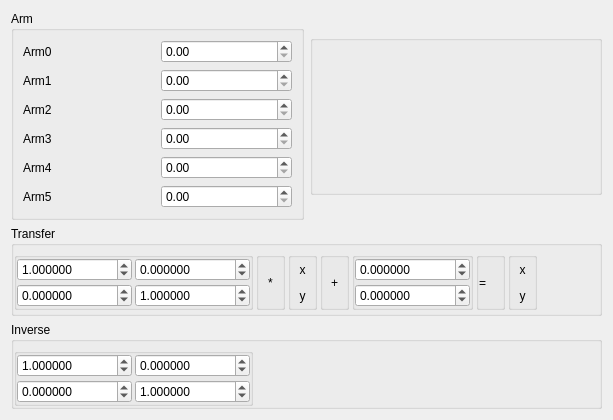
Old version of the form source/wnd/ui/h2config.ui in the repository ww4u/megarobostudio.
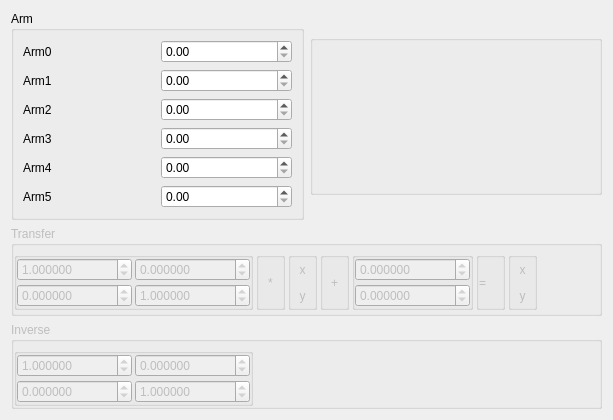
New version of the form. Icons and pictures are not drawn.

The edit to the form file:
```diff
--- a/source/wnd/ui/h2config.ui
+++ b/source/wnd/ui/h2config.ui
@@ -162,6 +162,9 @@
    </item>
    <item row="1" column="0" colspan="2">
     <widget class="QGroupBox" name="gpTransfer">
+     <property name="enabled">
+      <bool>false</bool>
+     </property>
      <property name="title">
       <string>Transfer</string>
      </property>
@@ -521,6 +524,9 @@
    </item>
    <item row="2" column="0" colspan="2">
     <widget class="QGroupBox" name="groupBox_11">
+     <property name="enabled">
+      <bool>false</bool>
+     </property>
      <property name="title">
       <string>Inverse</string>
      </property>
```
Left out of the diff: 6 changed lines with no effect on the pictures.
